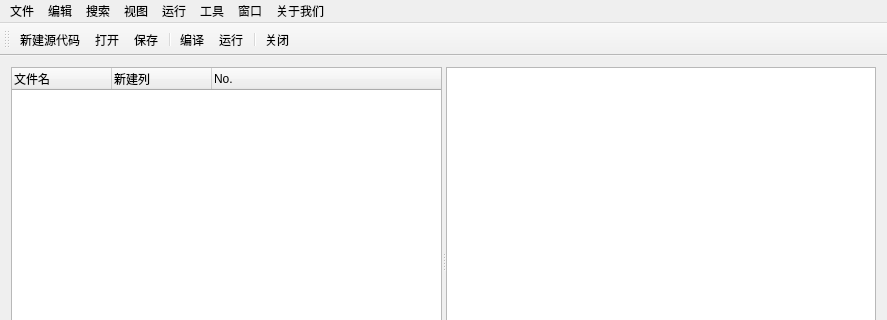
The window that bug_everyday_ide/mainwindow.ui (moonroro/No_bug_everyday) describes before a commit, drawn with Qt 5; both pictures show x 0 to 887 and y 0 to 320 of the 887 by 878 pixel window.
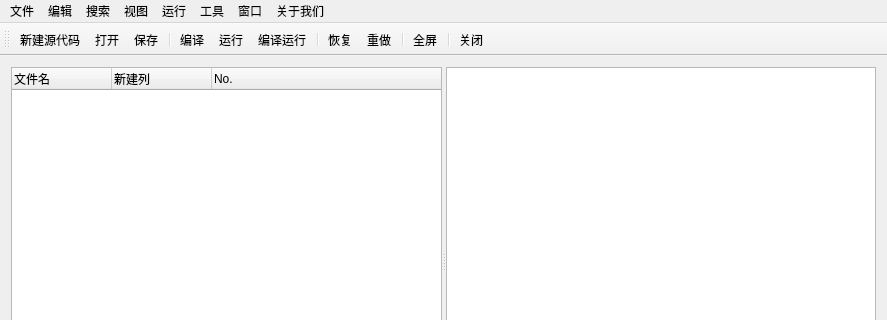
The same window after the commit. Icons and pictures are not drawn.

The edit to the form file:
```diff
--- a/bug_everyday_ide/mainwindow.ui
+++ b/bug_everyday_ide/mainwindow.ui
@@ -168,6 +168,12 @@
    <addaction name="separator"/>
    <addaction name="actionedit"/>
    <addaction name="actionrun"/>
+   <addaction name="actioncpr"/>
+   <addaction name="separator"/>
+   <addaction name="actionreg"/>
+   <addaction name="action_redo"/>
+   <addaction name="separator"/>
+   <addaction name="actionfs"/>
    <addaction name="separator"/>
    <addaction name="action_close"/>
   </widget>
```
Left out of the diff: 95 changed lines with no effect on the pictures.
